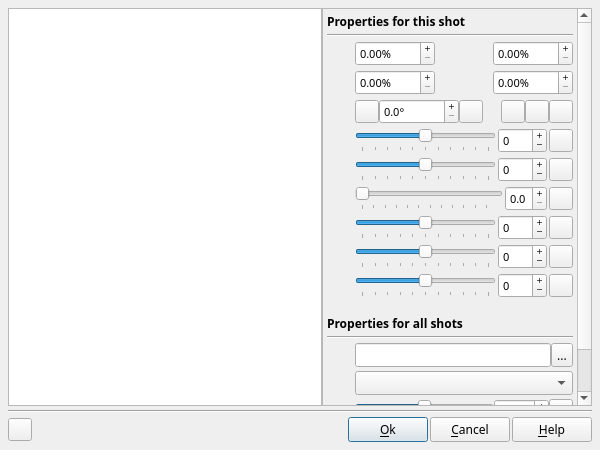
boenki/ffdiaporama, file DlgImageCorrection.ui: the form before one commit.
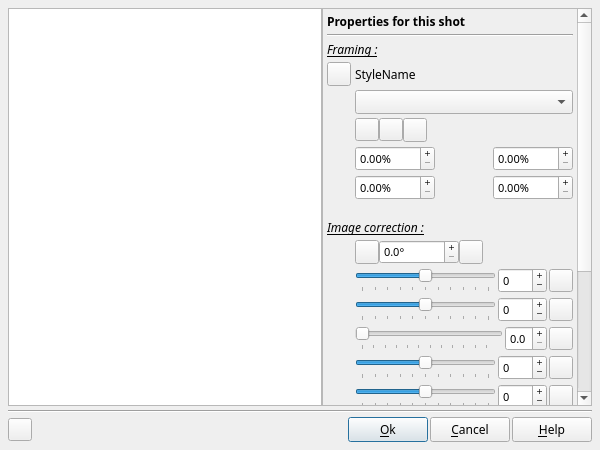
The form after the commit. Icons and pictures are not drawn. Custom widgets are drawn as their Qt base class.

Diff of the .ui file:
```diff
--- a/DlgImageCorrection.ui
+++ b/DlgImageCorrection.ui
@@ -81,8 +81,8 @@
          <rect>
           <x>0</x>
           <y>0</y>
-          <width>252</width>
-          <height>535</height>
+          <width>249</width>
+          <height>613</height>
          </rect>
         </property>
         <layout class="QGridLayout" name="gridLayout">
@@ -105,7 +105,7 @@
            </property>
           </widget>
          </item>
-         <item row="2" column="0">
+         <item row="6" column="0">
           <widget class="QLabel" name="label_15">
            <property name="sizePolicy">
             <sizepolicy hsizetype="Fixed" vsizetype="Preferred">
@@ -121,7 +121,7 @@
            </property>
           </widget>
          </item>
-         <item row="2" column="1">
+         <item row="6" column="1">
           <layout class="QHBoxLayout" name="horizontalLayout_3">
            <property name="spacing">
             <number>2</number>
@@ -229,7 +229,7 @@
            </item>
           </layout>
          </item>
-         <item row="3" column="0">
+         <item row="7" column="0">
           <widget class="QLabel" name="label_7">
            <property name="sizePolicy">
             <sizepolicy hsizetype="Fixed" vsizetype="Preferred">
@@ -248,7 +248,7 @@
            </property>
           </widget>
          </item>
-         <item row="3" column="1">
+         <item row="7" column="1">
           <layout class="QHBoxLayout" name="horizontalLayout_5">
            <property name="spacing">
             <number>2</number>
@@ -353,170 +353,7 @@
            </item>
           </layout>
          </item>
-         <item row="4" column="0">
-          <widget class="QLabel" name="label_5">
-           <property name="sizePolicy">
-            <sizepolicy hsizetype="Fixed" vsizetype="Preferred">
-             <horstretch>0</horstretch>
-             <verstretch>0</verstretch>
-            </sizepolicy>
-           </property>
-           <property name="text">
-            <string notr="true"/>
-           </property>
-           <property name="pixmap">
-            <pixmap>img/RotateZ.png</pixmap>
-           </property>
-           <property name="alignment">
-            <set>Qt::AlignRight|Qt::AlignTrailing|Qt::AlignVCenter</set>
-           </property>
-          </widget>
-         </item>
-         <item row="4" column="1">
-          <layout class="QHBoxLayout" name="horizontalLayout">
-           <property name="spacing">
-            <number>0</number>
-           </property>
-           <item>
-            <widget class="QToolButton" name="RotateLeftBT">
-             <property name="toolTip">
-              <string>Turn the image to the left (on the multiple fellow man of 90°).</string>
-             </property>
-             <property name="text">
-              <string notr="true"/>
-             </property>
-             <property name="icon">
-              <iconset>
-               <normaloff>img/rotationg.png</normaloff>img/rotationg.png</iconset>
-             </property>
-            </widget>
-           </item>
-           <item>
-            <widget class="QDoubleSpinBox" name="RotateED">
-             <property name="sizePolicy">
-              <sizepolicy hsizetype="Fixed" vsizetype="Fixed">
-               <horstretch>0</horstretch>
-               <verstretch>0</verstretch>
-              </sizepolicy>
-             </property>
-             <property name="minimumSize">
-              <size>
-               <width>80</width>
-               <height>0</height>
-              </size>
-             </property>
-             <property name="maximumSize">
-              <size>
-               <width>80</width>
-               <height>16777215</height>
-              </size>
-             </property>
-             <property name="font">
-              <font>
-               <pointsize>8</pointsize>
-              </font>
-             </property>
-             <property name="toolTip">
-              <string>Define the rotation angle for z axis.</string>
-             </property>
-             <property name="buttonSymbols">
-              <enum>QAbstractSpinBox::PlusMinus</enum>
-             </property>
-             <property name="suffix">
-              <string notr="true">°</string>
-             </property>
-             <property name="decimals">
-              <number>1</number>
-             </property>
-             <property name="singleStep">
-              <double>0.500000000000000</double>
-             </property>
-            </widget>
-           </item>
-           <item>
-            <widget class="QToolButton" name="RotateRightBT">
-             <property name="toolTip">
-              <string>Turn the image to the right (on the multiple fellow man of 90°).</string>
-             </property>
-             <property name="text">
-              <string notr="true"/>
-             </property>
-             <property name="icon">
-              <iconset>
-               <normaloff>img/rotationd.png</normaloff>img/rotationd.png</iconset>
-             </property>
-            </widget>
-           </item>
-           <item>
-            <spacer name="horizontalSpacer_4">
-             <property name="orientation">
-              <enum>Qt::Horizontal</enum>
-             </property>
-             <property name="sizeHint" stdset="0">
-              <size>
-               <width>40</width>
-               <height>20</height>
-              </size>
-             </property>
-            </spacer>
-           </item>
-           <item>
-            <widget class="QToolButton" name="AdjustWBT">
-             <property name="toolTip">
-              <string>Define automatically the framing to the width of the image.</string>
-             </property>
-             <property name="text">
-              <string notr="true"/>
-             </property>
-             <property name="icon">
-              <iconset>
-               <normaloff>img/AdjustW.png</normaloff>img/AdjustW.png</iconset>
-             </property>
-             <property name="iconSize">
-              <size>
-               <width>16</width>
-               <height>16</height>
-              </size>
-             </property>
-            </widget>
-           </item>
-           <item>
-            <widget class="QToolButton" name="AdjustHBT">
-             <property name="toolTip">
-              <string>Define automatically the framing to the height of the image.</string>
-             </property>
-             <property name="text">
-              <string notr="true"/>
-             </property>
-             <property name="icon">
-              <iconset>
-               <normaloff>img/AdjustH.png</normaloff>img/AdjustH.png</iconset>
-             </property>
-             <property name="iconSize">
-              <size>
-               <width>16</width>
-               <height>16</height>
-              </size>
-             </property>
-            </widget>
-           </item>
-           <item>
-            <widget class="QToolButton" name="AdjustWHBT">
-             <property name="toolTip">
-              <string>Define automatically the framing to the diagonal of the image.</string>
-             </property>
-             <property name="text">
-              <string notr="true"/>
-             </property>
-             <property name="icon">
-              <iconset>
-               <normaloff>img/AdjustWH.png</normaloff>img/AdjustWH.png</iconset>
-             </property>
-            </widget>
-           </item>
-          </layout>
-         </item>
-         <item row="22" column="0">
+         <item row="29" column="0">
           <spacer name="verticalSpacer_2">
            <property name="orientation">
             <enum>Qt::Vertical</enum>
@@ -529,7 +366,7 @@
            </property>
           </spacer>
          </item>
-         <item row="5" column="1">
+         <item row="12" column="1">
           <layout class="QHBoxLayout" name="horizontalLayout_4">
            <property name="spacing">
             <number>2</number>
@@ -617,7 +454,7 @@
            </item>
           </layout>
          </item>
-         <item row="5" column="0">
+         <item row="12" column="0">
           <widget class="QLabel" name="label">
            <property name="text">
             <string/>
@@ -630,7 +467,7 @@
            </property>
           </widget>
          </item>
-         <item row="6" column="0">
+         <item row="13" column="0">
           <widget class="QLabel" name="label_6">
            <property name="text">
             <string/>
@@ -643,7 +480,7 @@
            </property>
           </widget>
          </item>
-         <item row="6" column="1">
+         <item row="13" column="1">
           <layout class="QHBoxLayout" name="horizontalLayout_7">
            <property name="spacing">
             <number>2</number>
@@ -731,7 +568,7 @@
            </item>
           </layout>
          </item>
-         <item row="7" column="0">
+         <item row="14" column="0">
           <widget class="QLabel" name="label_8">
            <property name="text">
             <string/>
@@ -744,7 +581,7 @@
            </property>
           </widget>
          </item>
-         <item row="7" column="1">
+         <item row="14" column="1">
           <layout class="QHBoxLayout" name="horizontalLayout_9">
            <property name="spacing">
             <number>2</number>
@@ -838,7 +675,7 @@
            </item>
           </layout>
          </item>
-         <item row="9" column="0">
+         <item row="16" column="0">
           <widget class="QLabel" name="label_2">
            <property name="minimumSize">
             <size>
@@ -857,7 +694,7 @@
            </property>
           </widget>
          </item>
-         <item row="9" column="1">
+         <item row="16" column="1">
           <layout class="QHBoxLayout" name="horizontalLayout_10">
            <property name="spacing">
             <number>2</number>
@@ -945,7 +782,7 @@
            </item>
           </layout>
          </item>
-         <item row="10" column="0">
+         <item row="17" column="0">
           <widget class="QLabel" name="label_3">
            <property name="minimumSize">
             <size>
@@ -964,7 +801,7 @@
            </property>
           </widget>
          </item>
-         <item row="10" column="1">
+         <item row="17" column="1">
           <layout class="QHBoxLayout" name="horizontalLayout_11">
            <property name="spacing">
             <number>2</number>
@@ -1052,7 +889,7 @@
            </item>
           </layout>
          </item>
-         <item row="11" column="0">
+         <item row="18" column="0">
           <widget class="QLabel" name="label_4">
            <property name="minimumSize">
             <size>
@@ -1071,7 +908,7 @@
            </property>
           </widget>
          </item>
-         <item row="11" column="1">
+         <item row="18" column="1">
           <layout class="QHBoxLayout" name="horizontalLayout_12">
            <property name="spacing">
             <number>2</number>
@@ -1159,7 +996,7 @@
            </item>
           </layout>
          </item>
-         <item row="15" column="1">
+         <item row="22" column="1">
           <widget class="cOnOffFilterComboBox" name="TransformationCB">
            <property name="sizePolicy">
             <sizepolicy hsizetype="Expanding" vsizetype="Fixed">
@@ -1189,7 +1026,7 @@
            </property>
           </widget>
          </item>
-         <item row="15" column="0">
+         <item row="22" column="0">
           <widget class="QLabel" name="TransformationLabel">
            <property name="sizePolicy">
             <sizepolicy hsizetype="Fixed" vsizetype="Fixed">
@@ -1213,7 +1050,7 @@
            </property>
           </widget>
          </item>
-         <item row="16" column="0">
+         <item row="23" column="0">
           <widget class="QLabel" name="BlurLabel">
            <property name="sizePolicy">
             <sizepolicy hsizetype="Fixed" vsizetype="Fixed">
@@ -1232,7 +1069,7 @@
            </property>
           </widget>
          </item>
-         <item row="16" column="1">
+         <item row="23" column="1">
           <layout class="QHBoxLayout" name="BlurSharpenFrame">
            <property name="spacing">
             <number>0</number>
@@ -1339,7 +1176,7 @@
            </item>
           </layout>
          </item>
-         <item row="17" column="1">
+         <item row="24" column="1">
           <layout class="QHBoxLayout" name="RadiusFrame">
            <property name="spacing">
             <number>0</number>
@@ -1475,7 +1312,7 @@
            </item>
           </layout>
          </item>
-         <item row="12" column="0" colspan="2">
+         <item row="19" column="0" colspan="2">
           <widget class="QLabel" name="label_13">
            <property name="sizePolicy">
             <sizepolicy hsizetype="Preferred" vsizetype="Fixed">
@@ -1516,14 +1353,14 @@
            </property>
           </widget>
          </item>
-         <item row="13" column="0" colspan="2">
+         <item row="20" column="0" colspan="2">
           <widget class="Line" name="line_3">
            <property name="orientation">
             <enum>Qt::Horizontal</enum>
            </property>
           </widget>
          </item>
-         <item row="14" column="1">
+         <item row="21" column="1">
           <layout class="QHBoxLayout" name="horizontalLayout_13">
            <property name="spacing">
             <number>0</number>
@@ -1590,7 +1427,7 @@
            </item>
           </layout>
          </item>
-         <item row="14" column="0">
+         <item row="21" column="0">
           <widget class="QLabel" name="FileLabel">
            <property name="sizePolicy">
             <sizepolicy hsizetype="Fixed" vsizetype="Fixed">
@@ -1621,6 +1458,355 @@
            </property>
           </widget>
          </item>
+         <item row="2" column="0" colspan="2">
+          <widget class="QLabel" name="label_11">
+           <property name="font">
+            <font>
+             <italic>true</italic>
+             <underline>true</underline>
+            </font>
+           </property>
+           <property name="text">
+            <string>Framing :</string>
+           </property>
+          </widget>
+         </item>
+         <item row="10" column="0" colspan="2">
+          <widget class="QLabel" name="label_16">
+           <property name="sizePolicy">
+            <sizepolicy hsizetype="Preferred" vsizetype="Fixed">
+             <horstretch>0</horstretch>
+             <verstretch>0</verstretch>
+            </sizepolicy>
+           </property>
+           <property name="minimumSize">
+            <size>
+             <width>0</width>
+             <height>32</height>
+            </size>
+           </property>
+           <property name="maximumSize">
+            <size>
+             <width>16777215</width>
+             <height>32</height>
+            </size>
+           </property>
+           <property name="font">
+            <font>
+             <italic>true</italic>
+             <underline>true</underline>
+            </font>
+           </property>
+           <property name="text">
+            <string>Image correction :</string>
+           </property>
+           <property name="alignment">
+            <set>Qt::AlignBottom|Qt::AlignLeading|Qt::AlignLeft</set>
+           </property>
+          </widget>
+         </item>
+         <item row="3" column="0">
+          <widget class="QToolButton" name="FramingStyleBT">
+           <property name="minimumSize">
+            <size>
+             <width>24</width>
+             <height>24</height>
+            </size>
+           </property>
+           <property name="maximumSize">
+            <size>
+             <width>24</width>
+             <height>24</height>
+            </size>
+           </property>
+           <property name="text">
+            <string notr="true"/>
+           </property>
+           <property name="icon">
+            <iconset>
+             <normaloff>img/db_menu.png</normaloff>img/db_menu.png</iconset>
+           </property>
+           <property name="arrowType">
+            <enum>Qt::NoArrow</enum>
+           </property>
+          </widget>
+         </item>
+         <item row="3" column="1">
+          <widget class="QLabel" name="FramingStyleED">
+           <property name="sizePolicy">
+            <sizepolicy hsizetype="Fixed" vsizetype="Fixed">
+             <horstretch>0</horstretch>
+             <verstretch>0</verstretch>
+            </sizepolicy>
+           </property>
+           <property name="minimumSize">
+            <size>
+             <width>210</width>
+             <height>24</height>
+            </size>
+           </property>
+           <property name="maximumSize">
+            <size>
+             <width>210</width>
+             <height>24</height>
+            </size>
+           </property>
+           <property name="text">
+            <string notr="true">StyleName</string>
+           </property>
+          </widget>
+         </item>
+         <item row="11" column="0">
+          <widget class="QLabel" name="label_5">
+           <property name="sizePolicy">
+            <sizepolicy hsizetype="Fixed" vsizetype="Preferred">
+             <horstretch>0</horstretch>
+             <verstretch>0</verstretch>
+            </sizepolicy>
+           </property>
+           <property name="text">
+            <string notr="true"/>
+           </property>
+           <property name="pixmap">
+            <pixmap>img/RotateZ.png</pixmap>
+           </property>
+           <property name="alignment">
+            <set>Qt::AlignRight|Qt::AlignTrailing|Qt::AlignVCenter</set>
+           </property>
+          </widget>
+         </item>
+         <item row="11" column="1">
+          <layout class="QHBoxLayout" name="horizontalLayout">
+           <property name="spacing">
+            <number>0</number>
+           </property>
+           <item>
+            <widget class="QToolButton" name="RotateLeftBT">
+             <property name="minimumSize">
+              <size>
+               <width>24</width>
+               <height>24</height>
+              </size>
+             </property>
+             <property name="maximumSize">
+              <size>
+               <width>24</width>
+               <height>24</height>
+              </size>
+             </property>
+             <property name="toolTip">
+              <string>Turn the image to the left (on the multiple fellow man of 90°).</string>
+             </property>
+             <property name="text">
+              <string notr="true"/>
+             </property>
+             <property name="icon">
+              <iconset>
+               <normaloff>img/rotationg.png</normaloff>img/rotationg.png</iconset>
+             </property>
+            </widget>
+           </item>
+           <item>
+            <widget class="QDoubleSpinBox" name="RotateED">
+             <property name="sizePolicy">
+              <sizepolicy hsizetype="Fixed" vsizetype="Fixed">
+               <horstretch>0</horstretch>
+               <verstretch>0</verstretch>
+              </sizepolicy>
+             </property>
+             <property name="minimumSize">
+              <size>
+               <width>80</width>
+               <height>24</height>
+              </size>
+             </property>
+             <property name="maximumSize">
+              <size>
+               <width>80</width>
+               <height>24</height>
+              </size>
+             </property>
+             <property name="font">
+              <font>
+               <pointsize>8</pointsize>
+              </font>
+             </property>
+             <property name="toolTip">
+              <string>Define the rotation angle for z axis.</string>
+             </property>
+             <property name="buttonSymbols">
+              <enum>QAbstractSpinBox::PlusMinus</enum>
+             </property>
+             <property name="suffix">
+              <string notr="true">°</string>
+             </property>
+             <property name="decimals">
+              <number>1</number>
+             </property>
+             <property name="singleStep">
+              <double>0.500000000000000</double>
+             </property>
+            </widget>
+           </item>
+           <item>
+            <widget class="QToolButton" name="RotateRightBT">
+             <property name="minimumSize">
+              <size>
+               <width>24</width>
+               <height>24</height>
+              </size>
+             </property>
+             <property name="maximumSize">
+              <size>
+               <width>24</width>
+               <height>24</height>
+              </size>
+             </property>
+             <property name="toolTip">
+              <string>Turn the image to the right (on the multiple fellow man of 90°).</string>
+             </property>
+             <property name="text">
+              <string notr="true"/>
+             </property>
+             <property name="icon">
+              <iconset>
+               <normaloff>img/rotationd.png</normaloff>img/rotationd.png</iconset>
+             </property>
+            </widget>
+           </item>
+           <item>
+            <spacer name="horizontalSpacer_4">
+             <property name="orientation">
+              <enum>Qt::Horizontal</enum>
+             </property>
+             <property name="sizeHint" stdset="0">
+              <size>
+               <width>40</width>
+               <height>20</height>
+              </size>
+             </property>
+            </spacer>
+           </item>
+          </layout>
+         </item>
+         <item row="4" column="1">
+          <widget class="QComboBox" name="LockGeometryCB">
+           <property name="minimumSize">
+            <size>
+             <width>0</width>
+             <height>24</height>
+            </size>
+           </property>
+           <property name="maximumSize">
+            <size>
+             <width>16777215</width>
+             <height>24</height>
+            </size>
+           </property>
+          </widget>
+         </item>
+         <item row="4" column="0">
+          <widget class="QLabel" name="label_17">
+           <property name="sizePolicy">
+            <sizepolicy hsizetype="Fixed" vsizetype="Preferred">
+             <horstretch>0</horstretch>
+             <verstretch>0</verstretch>
+            </sizepolicy>
+           </property>
+           <property name="text">
+            <string notr="true"/>
+           </property>
+           <property name="pixmap">
+            <pixmap>img/Geometry.png</pixmap>
+           </property>
+          </widget>
+         </item>
+         <item row="5" column="1">
+          <layout class="QHBoxLayout" name="horizontalLayout_6">
+           <property name="spacing">
+            <number>0</number>
+           </property>
+           <item>
+            <widget class="QToolButton" name="AdjustWBT">
+             <property name="toolTip">
+              <string>Define automatically the framing to the width of the image.</string>
+             </property>
+             <property name="text">
+              <string notr="true"/>
+             </property>
+             <property name="icon">
+              <iconset>
+               <normaloff>img/AdjustW.png</normaloff>img/AdjustW.png</iconset>
+             </property>
+             <property name="iconSize">
+              <size>
+               <width>16</width>
+               <height>16</height>
+              </size>
+             </property>
+            </widget>
+           </item>
+           <item>
+            <widget class="QToolButton" name="AdjustHBT">
+             <property name="toolTip">
+              <string>Define automatically the framing to the height of the image.</string>
+             </property>
+             <property name="text">
+              <string notr="true"/>
+             </property>
+             <property name="icon">
+              <iconset>
+               <normaloff>img/AdjustH.png</normaloff>img/AdjustH.png</iconset>
+             </property>
+             <property name="iconSize">
+              <size>
+               <width>16</width>
+               <height>16</height>
+              </size>
+             </property>
+            </widget>
+           </item>
+           <item>
+            <widget class="QToolButton" name="AdjustWHBT">
+             <property name="minimumSize">
+              <size>
+               <width>24</width>
+               <height>24</height>
+              </size>
+             </property>
+             <property name="maximumSize">
+              <size>
+               <width>24</width>
+               <height>24</height>
+              </size>
+             </property>
+             <property name="toolTip">
+              <string>Define automatically the framing to the diagonal of the image.</string>
+             </property>
+             <property name="text">
+              <string notr="true"/>
+             </property>
+             <property name="icon">
+              <iconset>
+               <normaloff>img/AdjustWH.png</normaloff>img/AdjustWH.png</iconset>
+             </property>
+            </widget>
+           </item>
+           <item>
+            <spacer name="horizontalSpacer_5">
+             <property name="orientation">
+              <enum>Qt::Horizontal</enum>
+             </property>
+             <property name="sizeHint" stdset="0">
+              <size>
+               <width>0</width>
+               <height>20</height>
+              </size>
+             </property>
+            </spacer>
+           </item>
+          </layout>
+         </item>
         </layout>
        </widget>
       </widget>
```
